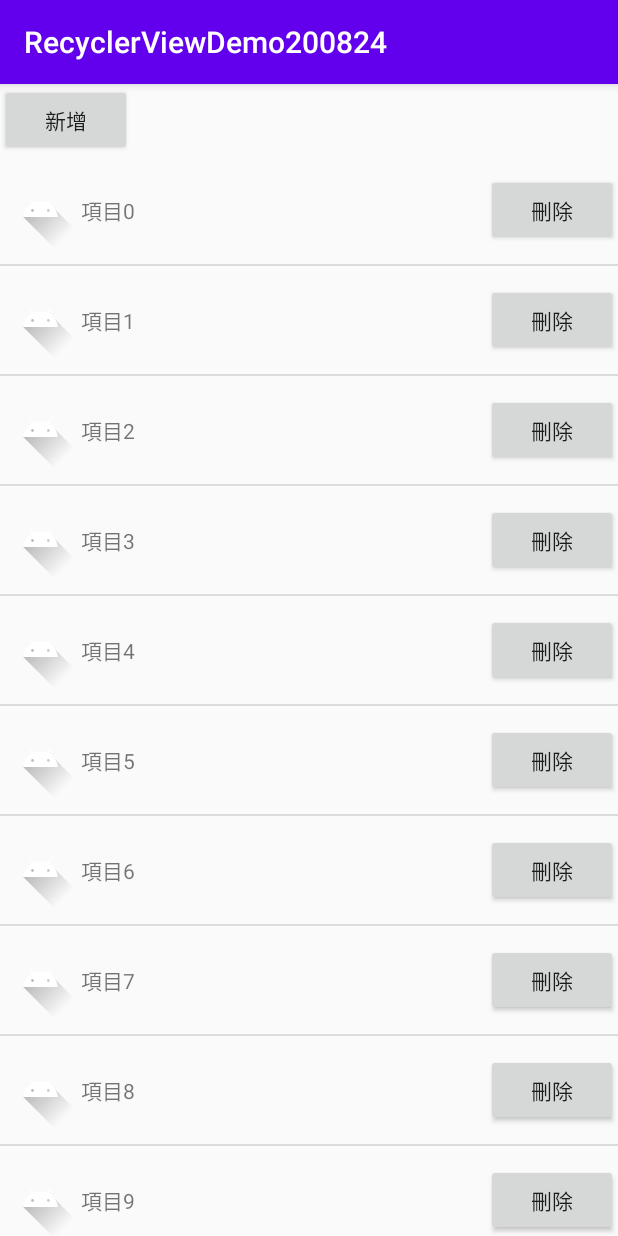
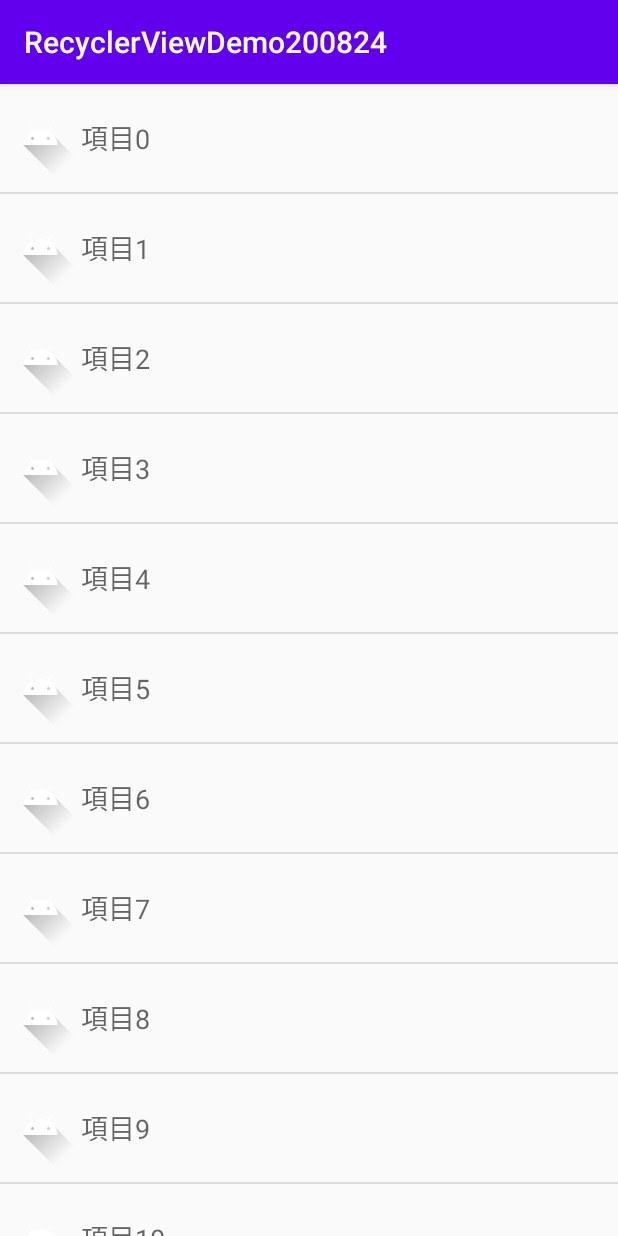
Before and after one commit to WebberLu/RecyclerViewDemo200824, an Android app: the screen it shows after launch (MainActivity), on a phone screen of 412 x 824 dp. Run offline under Robolectric (Android 15) with nearby library versions, the phone set to English and light mode, and no system bars.

Commit message:
Revert "Feature0825"

```diff
--- a/app/src/main/java/com/wl/recyclerviewdemo200824/MainActivity.kt
+++ b/app/src/main/java/com/wl/recyclerviewdemo200824/MainActivity.kt
@@ -6,18 +6,16 @@ import android.widget.ArrayAdapter
 import android.widget.Toast
 import androidx.appcompat.app.AppCompatActivity
 import androidx.recyclerview.widget.DividerItemDecoration
-import androidx.recyclerview.widget.GridLayoutManager
 import androidx.recyclerview.widget.LinearLayoutManager
 import com.wl.recyclerviewdemo200824.adapter.DataModel
 import com.wl.recyclerviewdemo200824.adapter.RecyclerViewAdapter
 import kotlinx.android.synthetic.main.activity_main.*
 
-class MainActivity : AppCompatActivity(),RecyclerViewAdapter.OnItemClickHandler {
+class MainActivity : AppCompatActivity() {
 
     lateinit var mAdapter: ArrayAdapter<String>
     var mData: ArrayList<String> = ArrayList()
     var mRecyclerViewData: ArrayList<DataModel> = ArrayList()
-    var viewAdapter: RecyclerViewAdapter = RecyclerViewAdapter(mRecyclerViewData, this)
 
     override fun onCreate(savedInstanceState: Bundle?) {
         super.onCreate(savedInstanceState)
@@ -41,27 +39,9 @@ class MainActivity : AppCompatActivity(),RecyclerViewAdapter.OnItemClickHandler
         }
 
         recycler_view.apply {
-            //type 1
             layoutManager = LinearLayoutManager(context)
-            //type 2
-//            layoutManager = LinearLayoutManager(context, LinearLayoutManager.HORIZONTAL, false)
-            //type 3
-//            layoutManager = GridLayoutManager(context,2)
-
-            adapter = viewAdapter
-
+            adapter = RecyclerViewAdapter(context, mRecyclerViewData)
             addItemDecoration(DividerItemDecoration(context, DividerItemDecoration.VERTICAL))
         }
-
-        btnAdd.setOnClickListener { _-> viewAdapter.addItem(DataModel("new item", R.drawable.ic_launcher_background))}
-    }
-
-    override fun onItemClick(position: Int, data: DataModel) {
-        Toast.makeText(this, "您選了 : " + data.txtItem, Toast.LENGTH_SHORT).show()
-    }
-
-    override fun onItemRemove(position: Int, data: DataModel) {
-        viewAdapter.removeItem(position)
-        Toast.makeText(this, "remove : " + data.txtItem, Toast.LENGTH_SHORT).show()
     }
 }
--- a/app/src/main/java/com/wl/recyclerviewdemo200824/adapter/RecyclerViewAdapter.kt
+++ b/app/src/main/java/com/wl/recyclerviewdemo200824/adapter/RecyclerViewAdapter.kt
@@ -4,10 +4,8 @@ import android.content.Context
 import android.view.LayoutInflater
 import android.view.View
 import android.view.ViewGroup
-import android.widget.Button
 import android.widget.ImageView
 import android.widget.TextView
-import android.widget.Toast
 import androidx.recyclerview.widget.RecyclerView
 import com.wl.recyclerviewdemo200824.R
 
@@ -15,73 +13,49 @@ import com.wl.recyclerviewdemo200824.R
 /**
  * Created by KY5680 on 24,08,2020
  */
-class RecyclerViewAdapter : RecyclerView.Adapter<RecyclerViewAdapter.MyViewHolder> {
+class RecyclerViewAdapter : RecyclerView.Adapter<RecyclerViewAdapter.ViewHolder> {
 
+    private var mContext: Context
     private var mData: ArrayList<DataModel>
-    private var mClickHandler : OnItemClickHandler
 
-    interface OnItemClickHandler{
-        fun onItemClick(position : Int, data: DataModel)
-        fun onItemRemove(position : Int, data: DataModel)
+    constructor(context: Context, data: ArrayList<DataModel>) : super() {
+        mContext = context
+        mData = data
     }
 
-    constructor(data: ArrayList<DataModel>, clickHandler: OnItemClickHandler) : super() {
-        mData = data
-        mClickHandler = clickHandler
-    }
-
-    override fun onCreateViewHolder(parent: ViewGroup, viewType: Int): MyViewHolder {
-        var cell = LayoutInflater.from(parent.context).inflate(R.layout.list_item, parent, false)
-        val viewHolder = MyViewHolder(cell)
+    override fun onCreateViewHolder(parent: ViewGroup, viewType: Int): ViewHolder {
+        var cell = LayoutInflater.from(mContext).inflate(R.layout.list_item, parent, false)
+        val viewHolder = ViewHolder(cell)
         viewHolder.icon = cell.findViewById(R.id.icon)
         viewHolder.txtItem = cell.findViewById(R.id.txtItem)
-        viewHolder.btnRemove = cell.findViewById(R.id.btnRemove)
-
-        viewHolder.txtItem.setOnClickListener { _ ->
-            val position = viewHolder.adapterPosition
-            mClickHandler.onItemClick(position, mData[position])
-        }
-
-        viewHolder.btnRemove.setOnClickListener { _ ->
-            val position = viewHolder.adapterPosition
-            mClickHandler.onItemRemove(position, mData[position])
-        }
-
         return viewHolder
     }
 
-    override fun onBindViewHolder(holderMy: MyViewHolder, position: Int) {
+    override fun onBindViewHolder(holder: ViewHolder, position: Int) {
         var data = mData[position]
 
-        holderMy.txtItem.text = data.txtItem
-        holderMy.icon.setImageResource(data.iconResourceId)
+        holder.txtItem.text = data.txtItem
+        holder.icon.setImageResource(data.iconResourceId)
+
+
     }
 
     override fun getItemCount(): Int {
         return mData.size
     }
 
-    class MyViewHolder(itemView: View) : RecyclerView.ViewHolder(itemView) {
-        lateinit var icon: ImageView
+    class ViewHolder : RecyclerView.ViewHolder {
+        lateinit var icon : ImageView
         lateinit var txtItem: TextView
-        lateinit var btnRemove: Button
+        constructor(itemView: View) : super(itemView)
 
     }
 
-    fun addItem(data: DataModel){
-        mData.add(1,data)
-        notifyItemInserted(1)
-    }
-
-    fun removeItem(position: Int){
-        mData.removeAt(position)
-        notifyItemRemoved(position)
-    }
 }
 
 class DataModel {
-    var txtItem: String
-    var iconResourceId: Int
+    var txtItem:String
+    var iconResourceId:Int
 
     constructor(text: String, iconResourceId: Int) {
         this.txtItem = text
--- a/app/src/main/res/layout/activity_main.xml
+++ b/app/src/main/res/layout/activity_main.xml
@@ -6,23 +6,16 @@
     android:layout_height="match_parent"
     tools:context=".MainActivity">
 
-    <Button
-        android:id="@+id/btnAdd"
-        android:layout_width="wrap_content"
-        android:layout_height="wrap_content"
-        android:text="新增" />
-
     <ListView
         android:id="@+id/listview"
         android:layout_width="match_parent"
-        android:layout_height="wrap_content"
-        app:layout_constraintBottom_toBottomOf="@+id/btnAdd" />
+        android:layout_height="wrap_content"/>
 
     <androidx.recyclerview.widget.RecyclerView
         android:id="@+id/recycler_view"
         android:layout_width="match_parent"
-        android:layout_height="wrap_content"
-        app:layout_constraintTop_toBottomOf="@+id/btnAdd" />
+        android:layout_height="wrap_content"/>
+
 
 
 </androidx.constraintlayout.widget.ConstraintLayout>
--- a/app/src/main/res/layout/list_item.xml
+++ b/app/src/main/res/layout/list_item.xml
@@ -2,7 +2,6 @@
 <LinearLayout xmlns:android="http://schemas.android.com/apk/res/android"
     android:layout_width="match_parent"
     android:layout_height="72dp"
-    android:background="?android:attr/selectableItemBackground"
     android:gravity="center_vertical"
     android:orientation="horizontal">
 
@@ -13,14 +12,8 @@
 
     <TextView
         android:id="@+id/txtItem"
-        android:layout_width="0dp"
-        android:layout_height="wrap_content"
-        android:layout_weight="1" />
-
-    <Button
-        android:id="@+id/btnRemove"
         android:layout_width="wrap_content"
         android:layout_height="wrap_content"
-        android:text="刪除" />
+        android:textAppearance="@style/TextAppearance.AppCompat.Medium"/>
 
 </LinearLayout>
```
